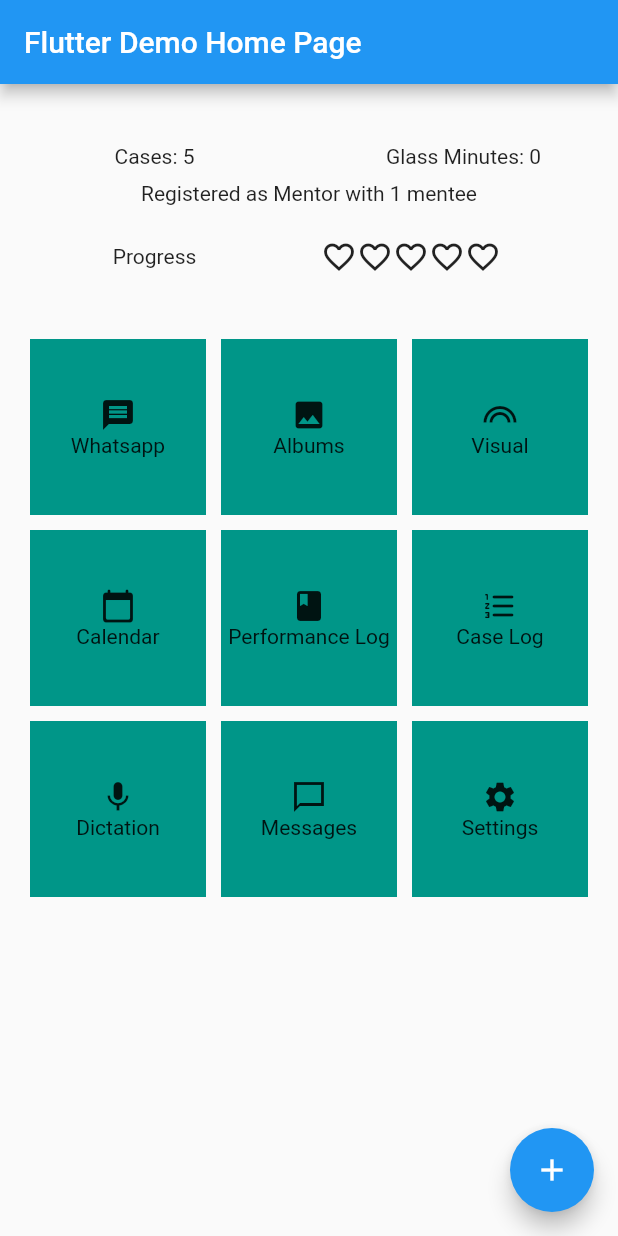
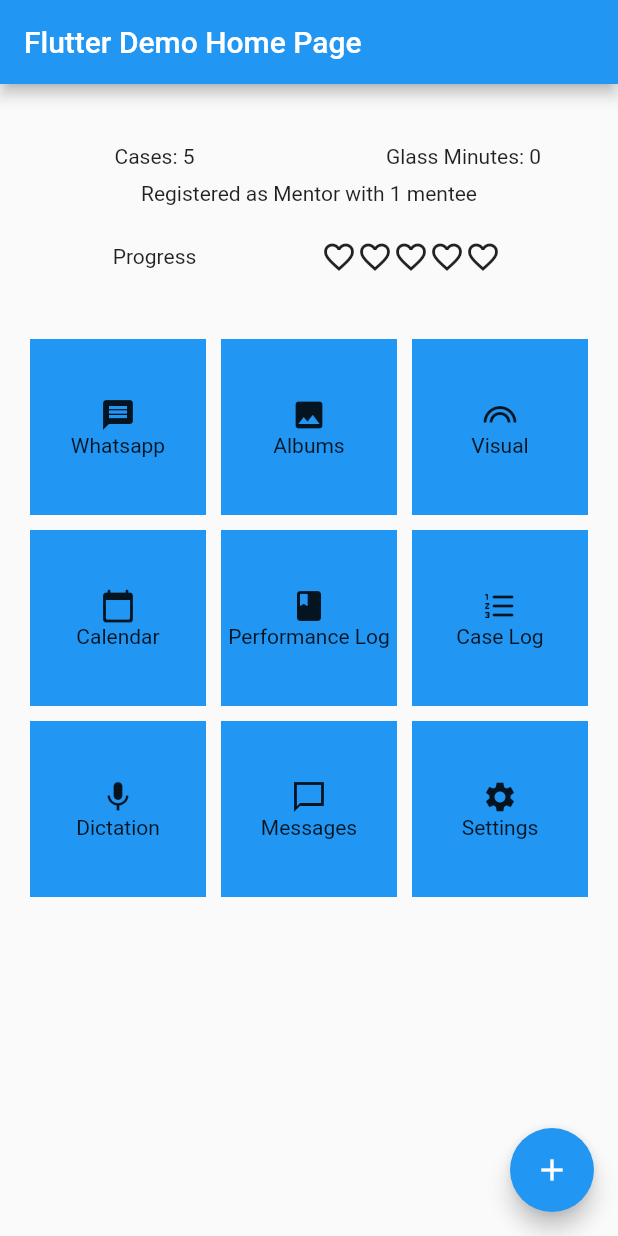
Before and after one commit to rhausman/pocket-doc, a Flutter app: the screen it shows after launch, on a phone screen of 412 x 824 dp. Run offline on Flutter 3.47's test engine with Material 2 defaults, Android fonts, the phone set to English and light mode, and no system bars.

Commit message:
Added Inkwell, routing

```diff
--- a/lib/Components/Dashboard.dart
+++ b/lib/Components/Dashboard.dart
@@ -91,12 +91,21 @@ class _DashboardState extends State<Dashboard> {
       //int ix = entry.key;
       IconData iconData = entry.value[0];
       String label = entry.value[1];
-      return Container(
-          color: Colors.teal,
-          child: Center(
-              child: Column(
-                  mainAxisSize: MainAxisSize.min,
-                  children: [Icon(iconData), Text(label)])));
+      return Material(
+          color: Colors.blue,
+          child: InkWell(
+              onTap: () {
+                Navigator.push(
+                  context,
+                  MaterialPageRoute(builder: (context) {
+                    return Dashboard();
+                  }),
+                );
+              },
+              child: Center(
+                  child: Column(
+                      mainAxisSize: MainAxisSize.min,
+                      children: [Icon(iconData), Text(label ?? "nothing")]))));
     }).toList();
     return GridView.count(
         primary: false,
@@ -119,7 +128,7 @@ class _DashboardState extends State<Dashboard> {
       appBar: AppBar(
         // Here we take the value from the Dashboard object that was created by
         // the App.build method, and use it to set our appbar title.
-        title: Text(widget.title),
+        title: Text(widget.title ?? "New Screen"),
       ),
       body: Center(
           // Center is a layout widget. It takes a single child and positions it
@@ -146,3 +155,20 @@ class _DashboardState extends State<Dashboard> {
     );
   }
 }
+
+class DetailScreen extends StatelessWidget {
+  @override
+  Widget build(BuildContext context) {
+    return Scaffold(
+      appBar: AppBar(),
+      body: Center(
+        child: FlatButton(
+          child: Text('Pop!'),
+          onPressed: () {
+            Navigator.pop(context);
+          },
+        ),
+      ),
+    );
+  }
+}
```
